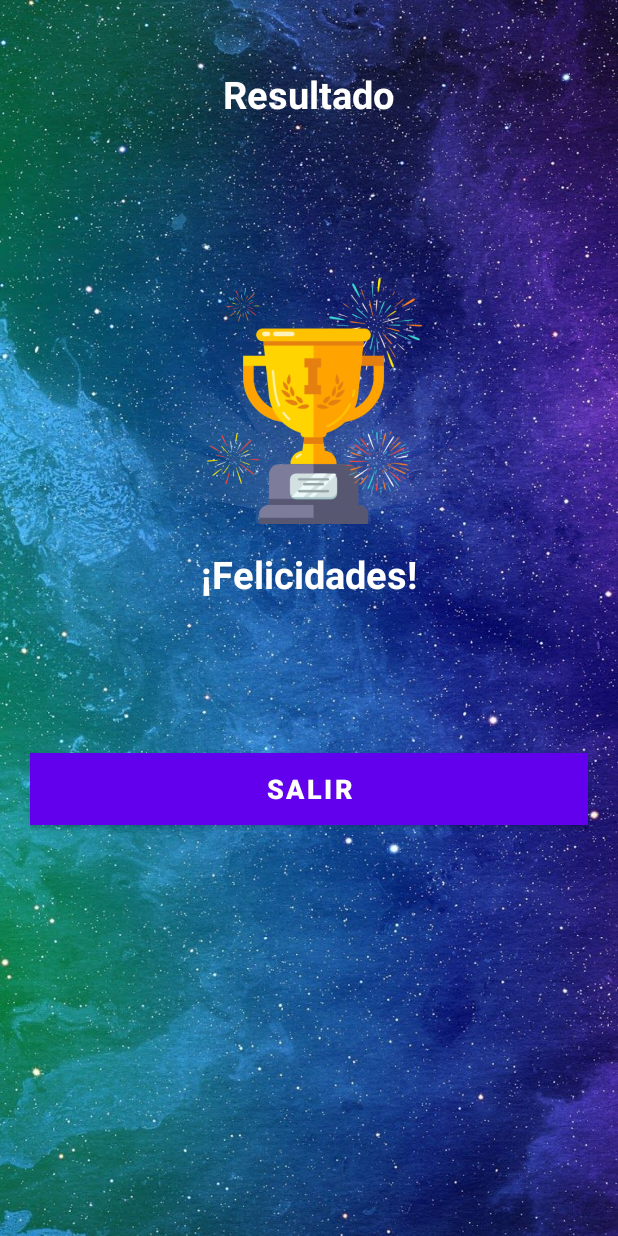
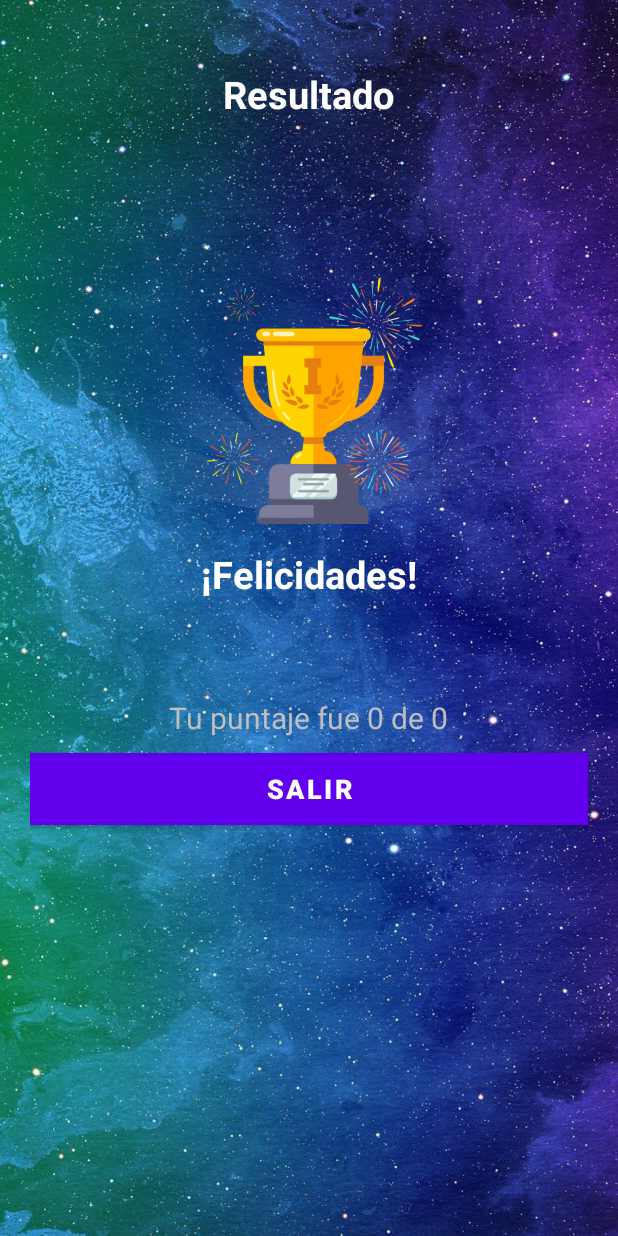
Before and after one commit to ManuelRManzur/efdam2, an Android app: the ResultActivity screen opened directly, with no data from a screen before it, on a phone screen of 412 x 824 dp. Run offline under Robolectric (Android 15) with nearby library versions, the phone set to English and light mode, and no system bars.

Commit message:
9th commit - Send Name and Correct answers to results UI

```diff
--- a/app/src/main/java/com/rmanzur/quizappef/Constants.kt
+++ b/app/src/main/java/com/rmanzur/quizappef/Constants.kt
@@ -1,6 +1,11 @@
 package com.rmanzur.quizappef
 
 object Constants {
+
+    const val USERNAME: String = "username"
+    const val TOTALQUESTIONS: String = "totalquestions"
+    const val CORRECTANSWERS: String = "correctanswers"
+
     fun getQuestions(): ArrayList<Question>{
         val questionsList = ArrayList<Question>()
         val q1 = Question(1,
--- a/app/src/main/java/com/rmanzur/quizappef/MainActivity.kt
+++ b/app/src/main/java/com/rmanzur/quizappef/MainActivity.kt
@@ -25,6 +25,7 @@ class MainActivity : AppCompatActivity() {
                 Toast.makeText(this, "Ingrese su nombre", Toast.LENGTH_SHORT).show()
             }else{
                 val intent = Intent(this, QuizQuestionsActivity::class.java)
+                intent.putExtra(Constants.USERNAME, edtName.text.toString())
                 startActivity(intent)
                 finish()
             }
--- a/app/src/main/java/com/rmanzur/quizappef/ResultActivity.kt
+++ b/app/src/main/java/com/rmanzur/quizappef/ResultActivity.kt
@@ -1,11 +1,28 @@
 package com.rmanzur.quizappef
 
+import android.content.Intent
 import androidx.appcompat.app.AppCompatActivity
 import android.os.Bundle
+import android.widget.Button
+import android.widget.TextView
 
 class ResultActivity : AppCompatActivity() {
     override fun onCreate(savedInstanceState: Bundle?) {
         super.onCreate(savedInstanceState)
         setContentView(R.layout.activity_result)
+        val btnFn = findViewById<Button>(R.id.btn_finish)
+        val tvName = findViewById<TextView>(R.id.tv_name)
+        val tvScore = findViewById<TextView>(R.id.tv_score)
+        val username = intent.getStringExtra(Constants.USERNAME)
+        tvName.text = username
+        val totalQuestions = intent.getIntExtra(Constants.TOTALQUESTIONS, 0)
+        val correctAnswers = intent.getIntExtra(Constants.CORRECTANSWERS, 0)
+
+        tvScore.text = "Tu puntaje fue $correctAnswers de $totalQuestions"
+
+        btnFn.setOnClickListener{
+            startActivity(Intent(this, MainActivity::class.java))
+            finish()
+        }
     }
 }
```
Also changed, not shown: app/src/main/java/com/rmanzur/quizappef/QuizQuestionsActivity.kt (+8 -1 lines).
